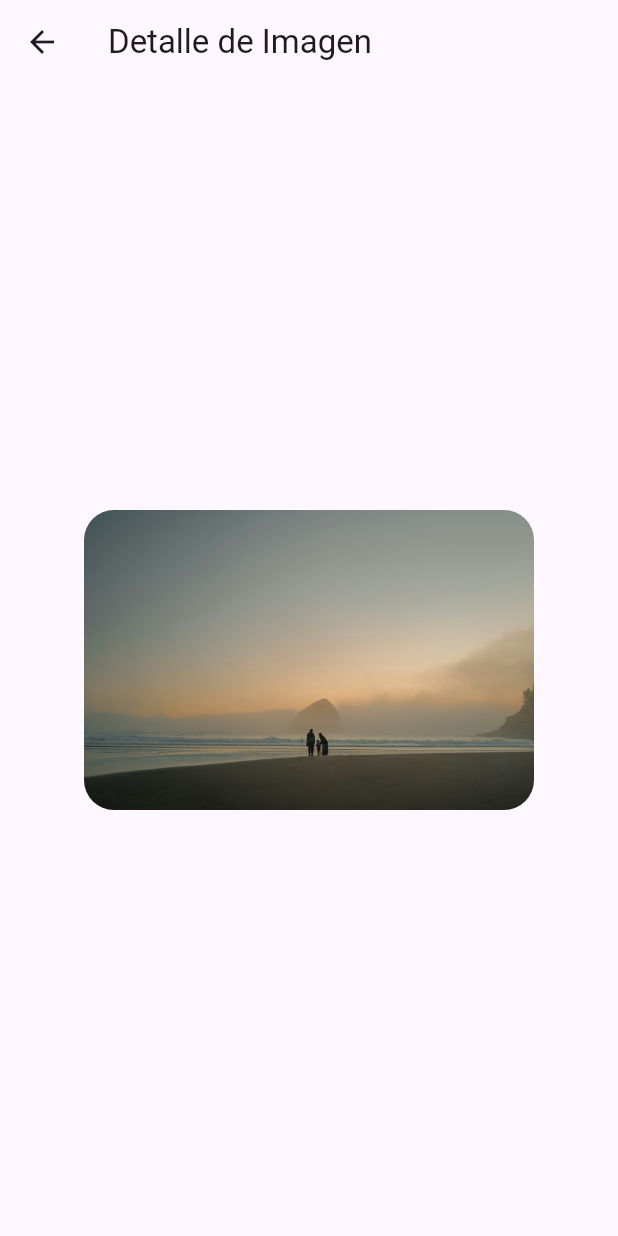
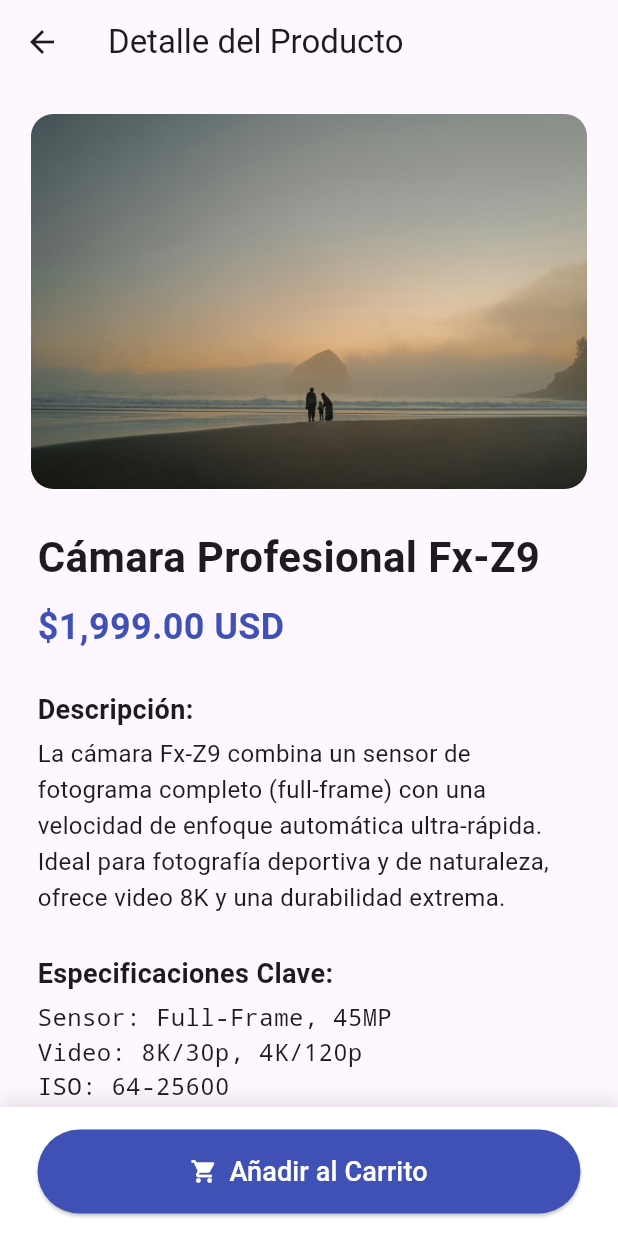
Before and after one commit to 66RAPTOR/multimedia01, a Flutter app: the ImageDetailScreen12 screen opened directly, on a phone screen of 412 x 824 dp. Run offline on Flutter 3.47's test engine with Material 3 defaults, Android fonts, the phone set to English and light mode, and no system bars; our stand-ins replace flutter_svg.

Commit message:
Modificacion de image_detail_screen_12

```diff
--- a/lib/screen/ExampleImages/image_detail_screen_12.dart
+++ b/lib/screen/ExampleImages/image_detail_screen_12.dart
@@ -1,35 +1,138 @@
 import 'package:flutter/material.dart';
 
-// 🖼️ Pantalla 12 (Destino): Contiene la imagen Hero grande.
+// 🛍️ Pantalla 12 (Destino): Vista de Detalle de Producto
 class ImageDetailScreen12 extends StatelessWidget {
   const ImageDetailScreen12({super.key});
+
+  // Datos ficticios del producto para rellenar la información.
+  final String productName = 'Cámara Profesional Fx-Z9';
+  final String productPrice = '\$1,999.00 USD';
+  final String productDescription =
+      'La cámara Fx-Z9 combina un sensor de fotograma completo (full-frame) con una velocidad de enfoque automática ultra-rápida. Ideal para fotografía deportiva y de naturaleza, ofrece video 8K y una durabilidad extrema.';
+  final String productSpecs =
+      'Sensor: Full-Frame, 45MP\nVideo: 8K/30p, 4K/120p\nISO: 64-25600\nResistencia: Sellado contra clima (weather-sealed)';
 
   @override
   Widget build(BuildContext context) {
     return Scaffold(
       appBar: AppBar(
-        title: const Text('Detalle de Imagen'),
+        title: const Text('Detalle del Producto'),
       ),
-      body: Center(
+      // Usamos SingleChildScrollView para asegurar que todo el contenido sea visible en pantallas pequeñas.
+      body: SingleChildScrollView(
+        child: Column(
+          crossAxisAlignment: CrossAxisAlignment.start, // Alinea el contenido a la izquierda.
+          children: <Widget>[
+            // 1. EL WIDGET HERO (La transición vuela hasta aquí)
+            Center(
               child: Padding(
-          padding: const EdgeInsets.all(20.0),
-          // 1. WIDGET HERO (Punto de Destino)
-          // Debe tener el MISMO 'tag' que el widget de origen.
+                padding: const EdgeInsets.only(top: 20.0),
                 child: Hero(
-            tag: 'hero-image-12', // 🔑 CLAVE: Etiqueta coincidente.
+                  // CLAVE: Misma etiqueta 'tag' que la pantalla de origen (ImageLoadingScreen12).
+                  tag: 'hero-image-12',
                   child: ClipRRect(
-              borderRadius: BorderRadius.circular(20.0),
+                    borderRadius: BorderRadius.circular(15.0),
                     child: Image.asset(
                       'assets/images/karsten_g.jpg',
-                // En esta pantalla, la imagen es mucho más grande (ej: 300x200).
-                width: 300,
-                height: 200,
+                      width: MediaQuery.of(context).size.width * 0.9, // 90% del ancho de la pantalla.
+                      height: 250,
                       fit: BoxFit.cover,
                     ),
                   ),
                 ),
               ),
             ),
+
+            // ----------------------------------------------------
+            // 2. INFORMACIÓN DEL PRODUCTO (Detalles)
+            // ----------------------------------------------------
+            Padding(
+              padding: const EdgeInsets.all(25.0),
+              child: Column(
+                crossAxisAlignment: CrossAxisAlignment.start,
+                children: [
+                  // 2.1 Nombre del Producto
+                  Text(
+                    productName,
+                    style: const TextStyle(
+                      fontSize: 28,
+                      fontWeight: FontWeight.bold,
+                    ),
+                  ),
+                  const SizedBox(height: 10),
+
+                  // 2.2 Precio del Producto
+                  Text(
+                    productPrice,
+                    style: TextStyle(
+                      fontSize: 24,
+                      fontWeight: FontWeight.w600,
+                      color: Colors.indigo, // El mismo color que el botón Hero original.
+                    ),
+                  ),
+                  const SizedBox(height: 25),
+
+                  // 2.3 Sección de Descripción
+                  const Text(
+                    'Descripción:',
+                    style: TextStyle(fontSize: 18, fontWeight: FontWeight.bold),
+                  ),
+                  const SizedBox(height: 5),
+                  Text(
+                    productDescription,
+                    style: const TextStyle(fontSize: 16, height: 1.5),
+                  ),
+                  const SizedBox(height: 25),
+
+                  // 2.4 Sección de Especificaciones
+                  const Text(
+                    'Especificaciones Clave:',
+                    style: TextStyle(fontSize: 18, fontWeight: FontWeight.bold),
+                  ),
+                  const SizedBox(height: 5),
+                  // Se usa Text para mostrar las especificaciones separadas por saltos de línea.
+                  Text(
+                    productSpecs,
+                    style: const TextStyle(fontSize: 16, fontFamily: 'monospace'),
+                  ),
+                ],
+              ),
+            ),
+          ],
+        ),
+      ),
+
+      // ----------------------------------------------------
+      // 3. BARRA INFERIOR (Botón de Acción)
+      // ----------------------------------------------------
+      bottomNavigationBar: Container(
+        padding: const EdgeInsets.symmetric(horizontal: 25, vertical: 15),
+        decoration: BoxDecoration(
+          color: Colors.white,
+          boxShadow: [
+            BoxShadow(
+              color: Colors.black.withOpacity(0.1),
+              blurRadius: 10,
+              offset: const Offset(0, -5),
+            ),
+          ],
+        ),
+        child: ElevatedButton.icon(
+          onPressed: () {
+            // Acción ficticia al pulsar comprar.
+            ScaffoldMessenger.of(context).showSnackBar(
+              const SnackBar(content: Text('¡Producto añadido al carrito!')),
+            );
+          },
+          icon: const Icon(Icons.shopping_cart),
+          label: const Text('Añadir al Carrito', style: TextStyle(fontSize: 18)),
+          style: ElevatedButton.styleFrom(
+            backgroundColor: Colors.indigo,
+            foregroundColor: Colors.white,
+            padding: const EdgeInsets.symmetric(vertical: 15),
+          ),
+        ),
+      ),
     );
   }
 }
```
Lines whose indentation alone changed are shown as unchanged.
